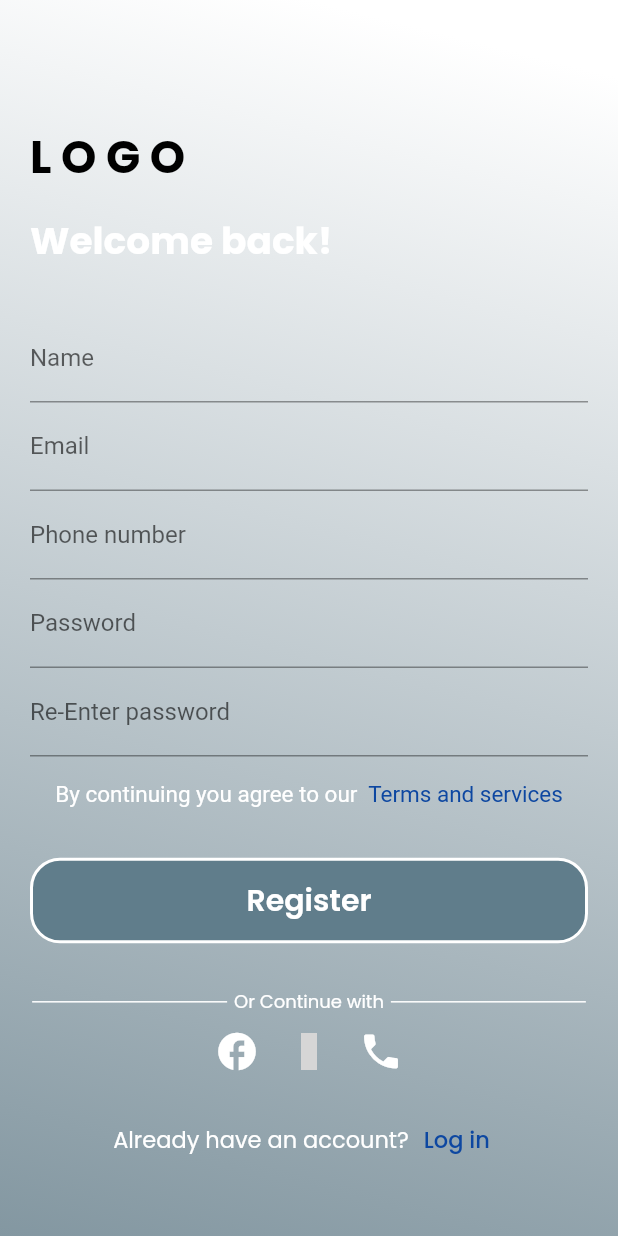
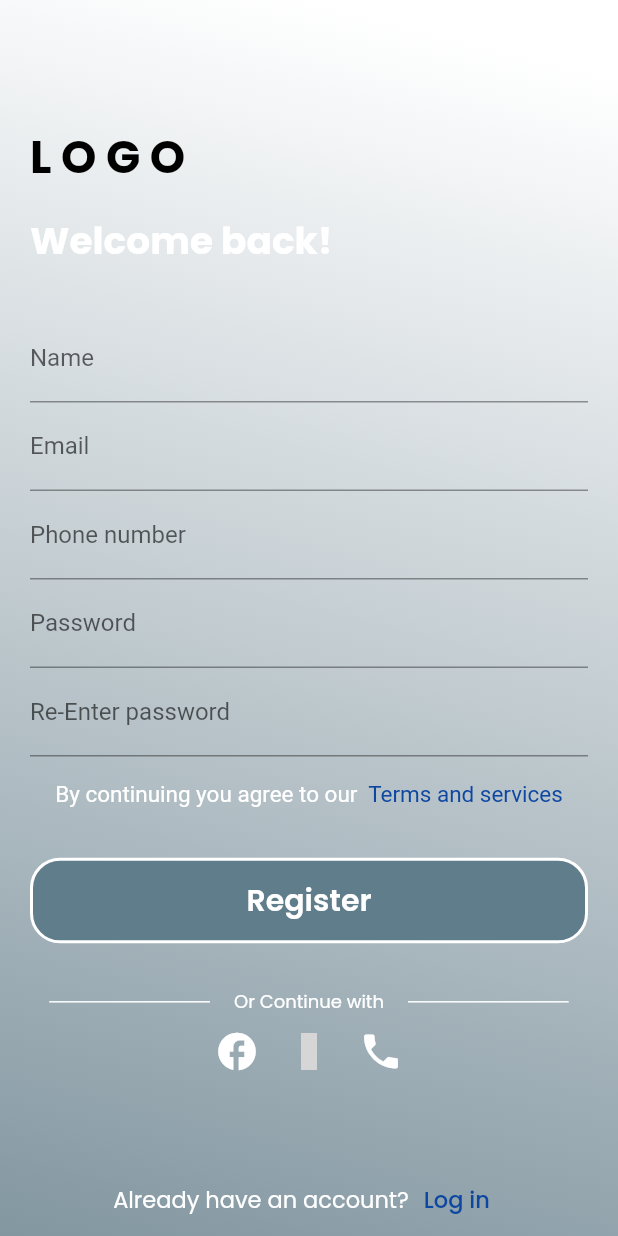
Before and after one commit to sahad81/Logo_e_learning_app, a Flutter app: the SignUp screen opened directly, on a phone screen of 412 x 824 dp. Run offline on Flutter 3.47's test engine with Material 2 defaults, Android fonts, the light colour scheme and no system bars; our stand-ins replace animated_splash_screen, flutter_svg, google_fonts; missing offline and left inert: iconforest_flutter_cmoon_icons; network calls fail; grey boxes are pictures that could not be loaded.

Commit message:
3rd commit

```diff
--- a/lib/src/ui/admin/login_page.dart
+++ b/lib/src/ui/admin/login_page.dart
@@ -120,7 +120,7 @@ class LoginPage extends StatelessWidget {
                       mainAxisAlignment: MainAxisAlignment.spaceEvenly,
                       children: [
                         Container(
-                          width: 130,
+                          width: MediaQuery.of(context).size.height*0.13,
                           height: 1,
                           color: kwite,
                         ),
--- a/lib/src/ui/admin/signup_page.dart
+++ b/lib/src/ui/admin/signup_page.dart
@@ -1,6 +1,3 @@
-
-
-
 import 'package:flutter/gestures.dart';
 import 'package:flutter/material.dart';
 import 'package:iconforest_flutter_cmoon_icons/flutter_cmoon_icons.dart';
@@ -8,111 +5,94 @@ import 'package:logo_e_learning/src/const/colors.dart';
 import 'package:logo_e_learning/src/const/kwidgets.dart';
 import 'package:logo_e_learning/src/ui/admin/login_page.dart';
 
-
 class SignUp extends StatelessWidget {
   const SignUp({super.key});
 
   @override
   Widget build(BuildContext context) {
-    final Size=MediaQuery.of(context).size;
+    final Size = MediaQuery.of(context).size;
     return Scaffold(
-        resizeToAvoidBottomInset: false,   //new line
+      resizeToAvoidBottomInset: false, //new line
       body: SafeArea(
           child: Container(
         decoration: BoxDecoration(
             gradient: LinearGradient(
           begin: Alignment.topCenter,
           end: Alignment.bottomLeft,
-        colors: [
-          Colors.white,
-          Color.fromARGB(255, 131, 151, 161)
-        ],
-
-      )
-      ),
+          colors: [Colors.white, Color.fromARGB(255, 131, 151, 161)],
+        )),
         width: MediaQuery.of(context).size.width,
-
         child: Padding(
-        padding: const EdgeInsets.only(left: 20,right: 20),
+          padding: const EdgeInsets.only(left: 20, right: 20),
           child: Column(
-
-
               mainAxisAlignment: MainAxisAlignment.center,
               mainAxisSize: MainAxisSize.max,
               children: [
-
-           SizedBox(height: Size.height*.1,),
-
+                SizedBox(
+                  height: Size.height * .1,
+                ),
                 Column(
                   crossAxisAlignment: CrossAxisAlignment.stretch,
                   children: [
-              Ktext(text:  "L O G O", color: kblack, size: 30,weight: FontWeight.bold),
+                    Ktext(
+                        text: "L O G O",
+                        color: kblack,
+                        size: 30,
+                        weight: FontWeight.bold),
                     kheight15,
-         Ktext(text: "Welcome back! ", color: kwite, size: 25,weight: FontWeight.bold,),
+                    Ktext(
+                      text: "Welcome back! ",
+                      color: kwite,
+                      size: 25,
+                      weight: FontWeight.bold,
+                    ),
                   ],
                 ),
                 kheight30,
                 TextFormField(
-
-                          decoration:
-                              const InputDecoration(labelText: "Name")),
-
+                    decoration: const InputDecoration(labelText: "Name")),
                 TextFormField(
-
-                          decoration:
-                              const InputDecoration(labelText: "Email")),
+                    decoration: const InputDecoration(labelText: "Email")),
                 TextFormField(
-
                     decoration:
                         const InputDecoration(labelText: "Phone number")),
-
                 TextFormField(
-
-                          decoration:
-                              const InputDecoration(labelText: "Password",),
-
+                  decoration: const InputDecoration(
+                    labelText: "Password",
                   ),
-
+                ),
                 TextFormField(
-
-                          decoration:
-                              const InputDecoration(labelText: "Re-Enter password",),
-
+                  decoration: const InputDecoration(
+                    labelText: "Re-Enter password",
                   ),
-                              SizedBox(height: Size.height*0.02,),
+                ),
+                SizedBox(
+                  height: Size.height * 0.02,
+                ),
                 Center(
-
                   child: RichText(
-                                 text: TextSpan(
-
-
-                                     children: <TextSpan>[
-                                            TextSpan(text: 'By continuing you agree to our',
+                    text: TextSpan(children: <TextSpan>[
+                      TextSpan(
+                          text: 'By continuing you agree to our',
                           style: TextStyle(
                             color: kwite,
                             fontSize: 15,
-
                           ),
                           recognizer: TapGestureRecognizer()
                             ..onTap = () {
                               // open desired screen
-                                             }
-                                       ),
-
-                                       TextSpan(text: '  Terms and services\n',
+                            }),
+                      TextSpan(
+                          text: '  Terms and services\n',
                           style: TextStyle(
                             color: Colors.blue.shade900,
                             fontSize: 15,
-
                           ),
                           recognizer: TapGestureRecognizer()
                             ..onTap = () {
                               // open desired screen
-                                             }
-                                       ),
-
-                                     ]
-                                 ),
+                            }),
+                    ]),
                   ),
                 ),
                 kheight15,
@@ -139,20 +119,23 @@ class SignUp extends StatelessWidget {
                     )),
                   ),
                 ),
-
-
                 kheight30,
                 Row(
                   mainAxisAlignment: MainAxisAlignment.spaceEvenly,
                   children: [
-             Container(width: 130,height: 1,color: kwite,),
-
+                    Container(
+                      width: MediaQuery.of(context).size.height * 0.13,
+                      height: 1,
+                      color: kwite,
+                    ),
                     Ktext(text: ' Or Continue with ', color: kwite, size: 12),
-                Container(width: 130,height: 1,color: kwite,),
-
+                    Container(
+                      width: MediaQuery.of(context).size.height * 0.13,
+                      height: 1,
+                      color: kwite,
+                    ),
                   ],
                 ),
-
                 Row(
                   mainAxisAlignment: MainAxisAlignment.center,
                   children: [
@@ -164,9 +147,7 @@ class SignUp extends StatelessWidget {
                           size: 30,
                         )),
                     IconButton(
-                        onPressed: () {
-
-                        },
+                        onPressed: () {},
                         icon: Icon(
                           FlutterCmoonIcons.icon_google1,
                           color: kwite,
@@ -181,30 +162,36 @@ class SignUp extends StatelessWidget {
                         )),
                   ],
                 ),
-
-
                 Expanded(
-          child: Padding(
-            padding: EdgeInsets.only(bottom: 40),
                   child: Column(
                     mainAxisAlignment: MainAxisAlignment.end,
                     children: [
                       Row(
                         mainAxisAlignment: MainAxisAlignment.center,
-                  children: [Ktext(text: "Already have an account?", color: kwite, size: 15),
-                   TextButton(onPressed: () {
+                        children: [
+                          Ktext(
+                              text: "Already have an account?",
+                              color: kwite,
+                              size: 15),
+                          TextButton(
+                            onPressed: () {
                               Navigator.push(
                                   context,
-          MaterialPageRoute(builder: (context) => LoginPage()));
-                   }, child:  Ktext(text: "Log in", color: Colors.blue.shade900, size: 15),),
-                ],),
+                                  MaterialPageRoute(
+                                      builder: (context) => LoginPage()));
+                            },
+                            child: Ktext(
+                                text: "Log in",
+                                color: Colors.blue.shade900,
+                                size: 15),
+                          ),
                         ],
                       ),
+                    ],
                   ),
                 )
-           ] ),
+              ]),
         ),
-
       )),
     );
   }
--- a/lib/src/ui/pages/homepage/homepage.dart
+++ b/lib/src/ui/pages/homepage/homepage.dart
@@ -1,6 +1,7 @@
 import 'package:flutter/cupertino.dart';
 import 'package:flutter/material.dart';
 import 'package:logo_e_learning/src/ui/pages/homepage/widgets/grid_view.dart';
+import 'package:logo_e_learning/src/widgets/cart_bn.dart';
 
 class HomePage extends StatelessWidget {
   const HomePage({super.key});
@@ -12,7 +13,7 @@ class HomePage extends StatelessWidget {
         backgroundColor:  Color.fromARGB(255, 131, 151, 161),
          automaticallyImplyLeading: false,
          actions: [
-          IconButton(onPressed: (){}, icon: Icon(CupertinoIcons.cart))
+         CartBtn()
          ],
         title: Text("Courses"),centerTitle: true,),
       body: Column(
--- a/lib/src/ui/pages/learnings/learnigs.dart
+++ b/lib/src/ui/pages/learnings/learnigs.dart
@@ -4,6 +4,7 @@ import 'package:flutter/material.dart';
 
 import 'package:logo_e_learning/src/const/colors.dart';
 import 'package:logo_e_learning/src/const/kwidgets.dart';
+import 'package:logo_e_learning/src/widgets/cart_bn.dart';
 
 class LearningPage extends StatelessWidget {
   const LearningPage({super.key});
@@ -16,7 +17,7 @@ class LearningPage extends StatelessWidget {
       title: Ktext(text: "My cources", color: kblack, size: 25),
       actions: [Padding(
         padding: const EdgeInsets.all(8.0),
-        child: IconButton(onPressed: (){}, icon: Icon(CupertinoIcons.cart,color: kblack,)),
+        child:CartBtn(),
       )],
     ),
     body: ListView.builder(itemBuilder: (context, index) {
@@ -55,7 +56,7 @@ class LearningPage extends StatelessWidget {
              Padding(
                padding: const EdgeInsets.symmetric(horizontal: 10),
                child: Ktext(text: "Learn To Build & Program Beautiful, Fast, And Native-Quality Apps With Our Flutter Course. Find the right instructor for you. Choose from many topics, skill levels, and languages. Lifetime access. Real-world experts. 213,000+ online courses. 30-day guarantee.",
-                color: kblack, size: 12),
+                color: kblack, size: MediaQuery.of(context).size.height*0.014),
              )
              ]) ),
       ));
```
Also changed, not shown: lib/src/ui/pages/cartPage/cart_page.dart (added, +11 -0 lines), lib/src/ui/pages/search/search_page.dart (+4 -3 lines), lib/src/ui/pages/wish_list/wish_list.dart (+88 -1 lines), lib/src/widgets/cart_bn.dart (added, +16 -0 lines). Lines whose indentation alone changed are shown as unchanged.
